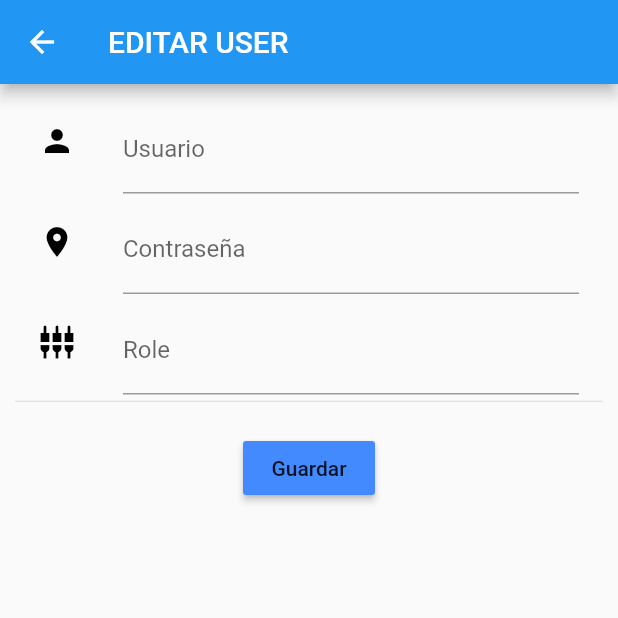
After one commit to JonatSrG/EmpleoJAH, a Flutter app: the EditData screen opened directly, after a tap on "Guardar", on a phone screen of 412 x 824 dp, the top half of it. The commit adds this screen. Run offline on Flutter 3.47's test engine with Material 2 defaults, Android fonts, the phone set to English and light mode, and no system bars; accounts and stored records are empty; statements that could not run were skipped.

Commit message:
Ya funciona editar y elimar en vistahoracio, falta agregar

```diff
--- a/lib/src/pages/detail.dart
+++ b/lib/src/pages/detail.dart
@@ -1,3 +1,4 @@
+import 'package:empleo_jah/src/pages/editdata.dart';
 import 'package:empleo_jah/src/pages/vistaHoracio.dart';
 import 'package:flutter/material.dart';
 
@@ -85,17 +86,18 @@ class _DetailState extends State<Detail> {
                   mainAxisSize: MainAxisSize.min,
                   children: <Widget>[
                     new RaisedButton(
-                        child: new Text("EDITAR"),
-                        color: Colors.blueAccent,
-                        shape: new RoundedRectangleBorder(
-                            borderRadius: new BorderRadius.circular(30.0)),
-                        onPressed:
-                            () {} /* Navigator.of(context).push(
-                        new MaterialPageRoute(
-                          builder: (BuildContext context)=>new EditData(list: widget.list, index: widget.index,),
-                        )
-                      ),            */
+                      child: new Text("EDITAR"),
+                      color: Colors.blueAccent,
+                      shape: new RoundedRectangleBorder(
+                          borderRadius: new BorderRadius.circular(30.0)),
+                      onPressed: () =>
+                          Navigator.of(context).push(new MaterialPageRoute(
+                        builder: (BuildContext context) => EditData(
+                          list: widget.list,
+                          index: widget.index,
                         ),
+                      )),
+                    ),
                     VerticalDivider(),
                     new RaisedButton(
                       child: new Text("ELIMINAR"),
--- /dev/null
+++ b/lib/src/pages/editData.dart
@@ -0,0 +1,115 @@
+import 'package:empleo_jah/src/pages/vistaHoracio.dart';
+import 'package:flutter/material.dart';
+import 'package:http/http.dart' as http;
+
+class EditData extends StatefulWidget {
+  final List list;
+  final int index;
+
+  EditData({this.list, this.index});
+
+  @override
+  _EditDataState createState() => new _EditDataState();
+}
+
+class _EditDataState extends State<EditData> {
+  TextEditingController controllerUsername;
+  TextEditingController controllerPassword;
+  TextEditingController controllerRole;
+
+  void editData() {
+    var url = "http://192.168.0.105/empleo/editdata.php";
+    http.post(url, body: {
+      "id": widget.list[widget.index]['id'],
+      "username": controllerUsername.text,
+      "password": controllerPassword.text,
+      "role": controllerRole.text
+    });
+  }
+
+  @override
+  void initState() {
+    controllerUsername =
+        new TextEditingController(text: widget.list[widget.index]['username']);
+    controllerPassword =
+        new TextEditingController(text: widget.list[widget.index]['password']);
+    controllerRole =
+        new TextEditingController(text: widget.list[widget.index]['role']);
+    super.initState();
+  }
+
+  @override
+  Widget build(BuildContext context) {
+    return new Scaffold(
+      appBar: new AppBar(
+        title: new Text("EDITAR USER"),
+      ),
+      body: Form(
+        child: ListView(
+          padding: const EdgeInsets.all(10.0),
+          children: <Widget>[
+            new Column(
+              children: <Widget>[
+                new ListTile(
+                  leading: const Icon(Icons.person, color: Colors.black),
+                  title: new TextFormField(
+                    controller: controllerUsername,
+                    validator: (value) {
+                      if (value.isEmpty) return "Ingresa un nombre de usurio";
+                    },
+                    decoration: new InputDecoration(
+                      hintText: "Usuario",
+                      labelText: "Usuario",
+                    ),
+                  ),
+                ),
+                new ListTile(
+                  leading: const Icon(Icons.location_on, color: Colors.black),
+                  title: new TextFormField(
+                    controller: controllerPassword,
+                    validator: (value) {
+                      if (value.isEmpty) return "Ingresa una Contraseña";
+                    },
+                    decoration: new InputDecoration(
+                      hintText: "Contraseña",
+                      labelText: "Contraseña",
+                    ),
+                  ),
+                ),
+                new ListTile(
+                  leading: const Icon(Icons.settings_input_component,
+                      color: Colors.black),
+                  title: new TextFormField(
+                    controller: controllerRole,
+                    validator: (value) {
+                      if (value.isEmpty) return "Ingresa un Role";
+                    },
+                    decoration: new InputDecoration(
+                      hintText: "Role",
+                      labelText: "Role",
+                    ),
+                  ),
+                ),
+                const Divider(
+                  height: 1.0,
+                ),
+                new Padding(
+                  padding: const EdgeInsets.all(10.0),
+                ),
+                new RaisedButton(
+                  child: new Text("Guardar"),
+                  color: Colors.blueAccent,
+                  onPressed: () {
+                    editData();
+                    Navigator.of(context).push(new MaterialPageRoute(
+                        builder: (BuildContext context) => VistaHoracio()));
+                  },
+                )
+              ],
+            ),
+          ],
+        ),
+      ),
+    );
+  }
+}
```
